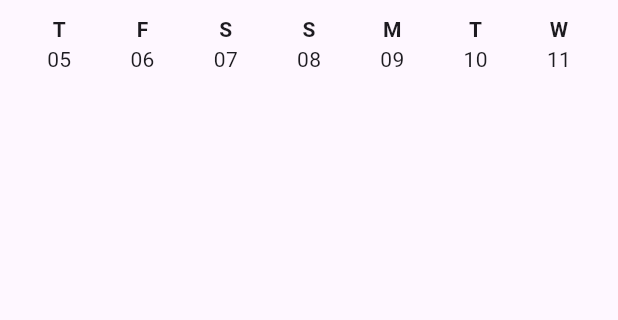
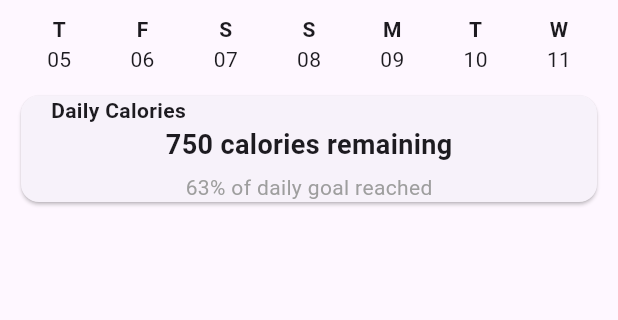
Before and after one commit to giahuyto3107/NutriPal, a Flutter app: the screen it shows after launch, on a phone screen of 412 x 824 dp, the part 80-400 px from its top. Run offline on Flutter 3.47's test engine with Material 3 defaults, Android fonts, the phone set to English and light mode, and no system bars.

Commit message:
Daily calories card (without the Circular progress indicator)

```diff
--- a/nutripal/lib/main.dart
+++ b/nutripal/lib/main.dart
@@ -12,13 +12,15 @@ class MainApp extends StatelessWidget {
     return MaterialApp(
       home: Scaffold(
         body: SafeArea(
-          child: Center(
-            child: Column(
-              children: [
-                HeaderSection(),
-                DateSelectorRow()
-              ],
-            )
+          child: Column(
+            children: [
+              HeaderSection(),
+              DateSelectorRow(),
+              DailyCaloriesCard(),
+              // NutrientProgressRow(),
+              // RecentFoodList(),
+              // BottomNavBar(),
+            ],
           )
         )
 
@@ -36,7 +38,6 @@ class HeaderSection extends StatelessWidget {
     return Padding(
       padding: EdgeInsets.all(10),
       child: Row(
-        mainAxisAlignment: MainAxisAlignment.spaceEvenly,
         children: [
           Icon(Icons.apple, size: 30, color: Colors.black),
           SizedBox(width: 2),
@@ -119,6 +120,59 @@ class DateSelectorRow extends StatelessWidget {
   }
 }
 
+class DailyCaloriesCard extends StatelessWidget {
+  const DailyCaloriesCard({super.key});
+
+  @override
+  Widget build(BuildContext context) {
+    return Padding(
+      padding: EdgeInsets.all(10),
+        child: Card(
+        child: SizedBox(
+          width: double.infinity,
+          child: Column(
+            crossAxisAlignment: CrossAxisAlignment.start,
+            children: [
+              Padding(
+                padding: EdgeInsets.only(left: 20),
+                child: Text(
+                  "Daily Calories",
+                  style: TextStyle(
+                    fontWeight: FontWeight.bold
+                  ),
+                ),
+              ),
+
+              Center(
+                child: Column(
+                  crossAxisAlignment: CrossAxisAlignment.center,
+                  children: [
+                    Text(
+                      "750 calories remaining",
+                      style: TextStyle(
+                        fontWeight: FontWeight.bold,
+                        fontSize: 18,
+                      )
+                    ),
+                    SizedBox(height: 5),
+                    Text(
+                      "63% of daily goal reached",
+                      style: TextStyle(
+                        color: Colors.grey,
+                        fontSize: 14,
+                      )
+                    ),
+                  ],
+                ),
+              ),
+            ],
+          ),
+        ),
+      ),
+    );
+  }
+}
+
 Widget _dayColumn(String day, String date) {
   return Padding(
     padding: EdgeInsets.symmetric(horizontal: 8),
```
